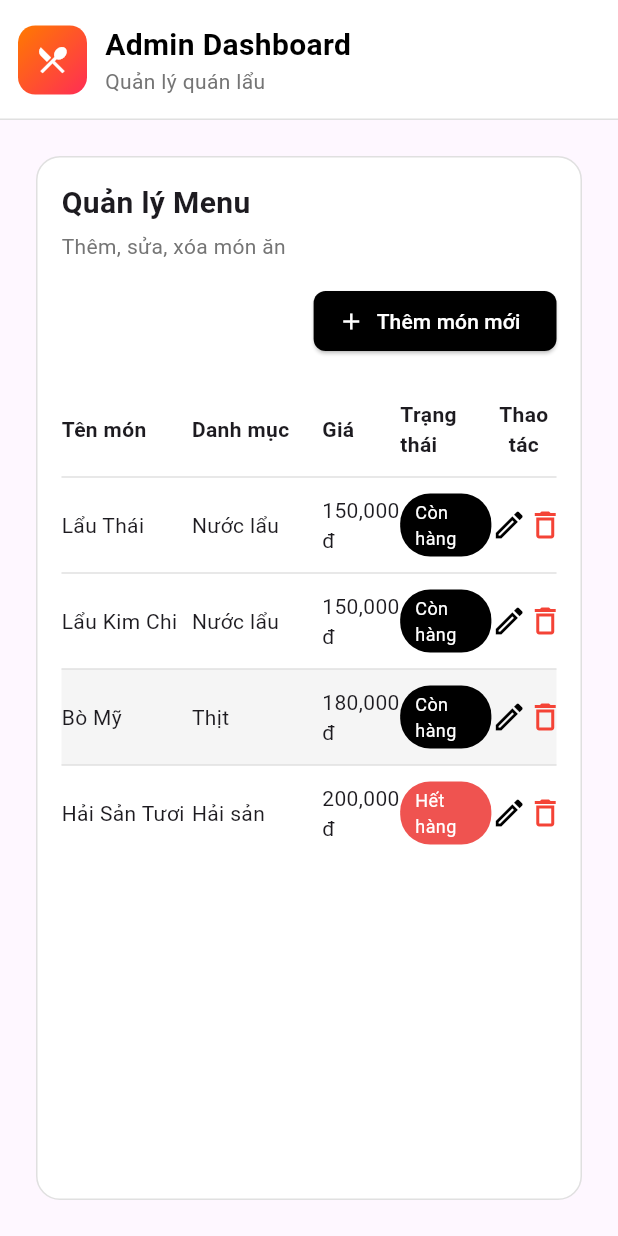
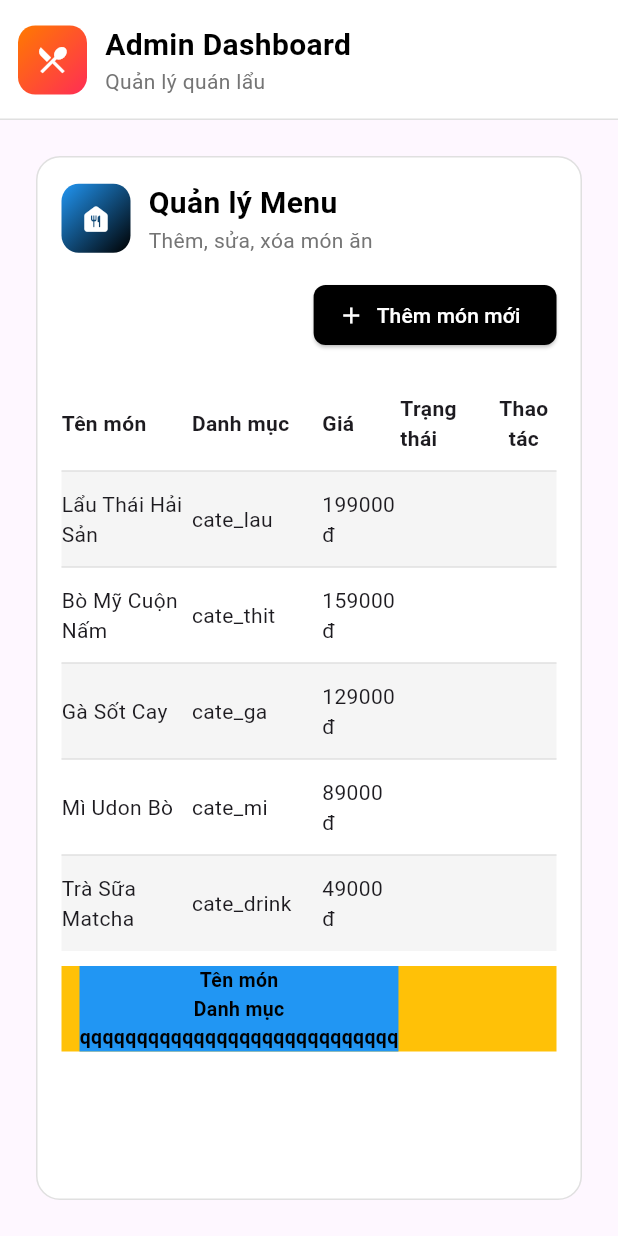
Before and after one commit to Comotcaiten/smart_hotpot_manager, a Flutter app: the screen it shows after launch, on a phone screen of 412 x 824 dp. Run offline on Flutter 3.47's test engine with Material 3 defaults, Android fonts, the phone set to English and light mode, and no system bars; our stand-ins replace firebase_core; accounts and stored records are empty.

Commit message:
Refactor product table UI and add reusable table widget
Reworked the admin product table to use sample product data and a new reusable BaseTable widget. Updated SectionHeaderIconLead and TitleAppBar to accept AppIcon directly. Improved AppIcon to support custom gradients. Added HeaderCellWidget and DataCellWidget for table cells. Deprecated old header and data row widgets in favor of new implementations.

```diff
--- a/lib/screens/admin_product_table.dart
+++ b/lib/screens/admin_product_table.dart
@@ -1,11 +1,27 @@
 // ignore_for_file: public_member_api_docs, sort_constructors_first
 import 'package:flutter/material.dart';
+import 'package:smart_hotpot_manager/models/product.dart';
+import 'package:smart_hotpot_manager/widgets/app_icon.dart';
+import 'package:smart_hotpot_manager/widgets/section.dart';
+import 'package:smart_hotpot_manager/widgets/table_widget.dart';
 
 class ProductTableUI extends StatelessWidget {
   const ProductTableUI({super.key});
 
   @override
   Widget build(BuildContext context) {
+    final productRows = sampleProducts.asMap().entries.map((entry) {
+      final i = entry.key;
+      final product = entry.value;
+      return productDataRow(
+        product.name,
+        product.categoryId,
+        '${product.price} đ',
+        !product.delete,
+        highlighted: i.isEven, // xen kẽ màu
+      );
+    }).toList();
+
     return Container(
       margin: const EdgeInsets.all(24),
       padding: const EdgeInsets.all(16),
@@ -17,14 +33,14 @@ class ProductTableUI extends StatelessWidget {
       child: Column(
         crossAxisAlignment: CrossAxisAlignment.start,
         children: [
-          const Text(
-            "Quản lý Menu",
-            style: TextStyle(fontSize: 20, fontWeight: FontWeight.bold),
+          SectionHeaderIconLead(
+            title: "Quản lý Menu",
+            subtitle: "Thêm, sửa, xóa món ăn",
+            icon: AppIcon(
+              size: 46,
+              icon: Icons.food_bank_rounded,
+              colors: [Colors.blue, Colors.black],
             ),
-          const SizedBox(height: 4),
-          Text(
-            "Thêm, sửa, xóa món ăn",
-            style: TextStyle(fontSize: 14, color: Colors.grey.shade600),
           ),
           const SizedBox(height: 16),
 
@@ -46,7 +62,7 @@ class ProductTableUI extends StatelessWidget {
 
           const SizedBox(height: 16),
 
-          Table(
+          BaseTable(
             columnWidths: const {
               0: FlexColumnWidth(2),
               1: FlexColumnWidth(2),
@@ -54,26 +70,14 @@ class ProductTableUI extends StatelessWidget {
               3: FlexColumnWidth(1.4),
               4: FlexColumnWidth(1),
             },
-            border: TableBorder(
-              horizontalInside: BorderSide(color: Colors.grey.shade300),
+            buildHeaderRow: _buildHeaderRow(),
+            buildDataRow: productRows,
           ),
-            defaultVerticalAlignment: TableCellVerticalAlignment.middle,
-            children: [
-              _buildHeaderRow(),
 
-              // Fake sample data
-              _buildDataRow("Lẩu Thái", "Nước lẩu", "150,000đ", true),
-              _buildDataRow("Lẩu Kim Chi", "Nước lẩu", "150,000đ", true),
-              _buildDataRow(
-                "Bò Mỹ",
-                "Thịt",
-                "180,000đ",
-                true,
-                highlighted: true,
-              ),
-              _buildDataRow("Hải Sản Tươi", "Hải sản", "200,000đ", false),
-            ],
-          ),
+          SizedBox(height: 10),
+
+          // use list sectionObjectAdmin when it ouput on moblie
+          SectionObjectAdmin(titles: ["Tên món", "Danh mục", "qqqqqqqqqqqqqqqqqqqqqqqqqqqq"]),
         ],
       ),
     );
@@ -82,32 +86,11 @@ class ProductTableUI extends StatelessWidget {
   TableRow _buildHeaderRow() {
     return const TableRow(
       children: [
-        _headerCell(text: "Tên món"),
-        _headerCell(text: "Danh mục"),
-        _headerCell(text: "Giá"),
-        _headerCell(text: "Trạng thái"),
-        _headerCell(text: "Thao tác", align: TextAlign.center),
-      ],
-    );
-  }
-
-  TableRow _buildDataRow(
-    String name,
-    String category,
-    String price,
-    bool inStock, {
-    bool highlighted = false,
-  }) {
-    return TableRow(
-      decoration: BoxDecoration(
-        color: highlighted ? Colors.grey.shade100 : Colors.transparent,
-      ),
-      children: [
-        _cell(name),
-        _cell(category),
-        _cell(price),
-        _badge(inStock),
-        _actions(),
+        HeaderCellWidget(content: "Tên món"),
+        HeaderCellWidget(content: "Danh mục"),
+        HeaderCellWidget(content: "Giá"),
+        HeaderCellWidget(content: "Trạng thái"),
+        HeaderCellWidget(content: "Thao tác", align: TextAlign.center),
       ],
     );
   }
@@ -115,63 +98,128 @@ class ProductTableUI extends StatelessWidget {
 
 // ---------------------------------------
 
-class _headerCell extends StatelessWidget {
-  const _headerCell({super.key, required this.text, this.align});
-  final String? text;
-  final TextAlign? align;
+// Widget _badge(bool inStock) {
+//   return Align(
+//     alignment: Alignment.centerLeft,
+//     child: Container(
+//       padding: const EdgeInsets.symmetric(horizontal: 10, vertical: 4),
+//       decoration: BoxDecoration(
+//         color: inStock ? Colors.black : Colors.red.shade400,
+//         borderRadius: BorderRadius.circular(20),
+//       ),
+//       child: Text(
+//         inStock ? "Còn hàng" : "Hết hàng",
+//         style: const TextStyle(color: Colors.white, fontSize: 12),
+//       ),
+//     ),
+//   );
+// }
+
+// Widget _actions() {
+//   return Container(
+//     // color: Colors.white,
+//     child: Row(
+//       mainAxisAlignment: MainAxisAlignment.spaceEvenly,
+//       children: [
+//         Icon(Icons.edit_outlined, color: Colors.black),
+//         Icon(Icons.delete_outline, color: Colors.red),
+//       ],
+//     ),
+//   );
+// }
+
+class SectionObjectAdmin extends StatelessWidget {
+  final List<String> titles;
+
+  const SectionObjectAdmin({super.key, required this.titles});
 
   @override
   Widget build(BuildContext context) {
-    return Padding(
-      padding: const EdgeInsets.symmetric(vertical: 12),
-      child: Text(
-        text ?? "",
-        style: const TextStyle(fontWeight: FontWeight.bold, fontSize: 14),
-        textAlign: align ?? TextAlign.left,
+    return Container(
+      color: Colors.amber,
+      child: Row(
+
+        children: [
+          //png
+          const SizedBox(width: 12),
+          Container(
+            color: Colors.blue,
+            child: Column(
+
+              children: [
+                for (int i = 0; i < titles.length; i++)
+                  Text(
+                    titles[i],
+                    textAlign: TextAlign.left,
+                    style: const TextStyle(
+                      fontSize: 13,
+                      fontWeight: FontWeight.bold,
+                      color: Colors.black,
+                    ),
+                  ),
+              ],
+            ),
+          ),
+        ],
       ),
     );
   }
 }
 
-class _cell extends StatelessWidget {
-  final String text;
-  const _cell(this.text);
-
-  @override
-  Widget build(BuildContext context) {
-    return Padding(
-      padding: const EdgeInsets.symmetric(vertical: 12),
-      child: Text(text, style: const TextStyle(fontSize: 14)),
-    );
-  }
-}
-
-Widget _badge(bool inStock) {
-  return Align(
-    alignment: Alignment.centerLeft,
-    child: Container(
-      padding: const EdgeInsets.symmetric(horizontal: 10, vertical: 4),
-      decoration: BoxDecoration(
-        color: inStock ? Colors.black : Colors.red.shade400,
-        borderRadius: BorderRadius.circular(20),
+final List<Product> sampleProducts = [
+  Product(
+    restaurantId: 'res001',
+    id: 'p001',
+    name: 'Lẩu Thái Hải Sản',
+    price: 199000,
+    categoryId: 'cate_lau',
+    delete: false,
+    imageUrl: 'https://example.com/images/lau-thai.jpg',
+    createAt: DateTime.now().subtract(const Duration(days: 10)),
+    updateAt: DateTime.now(),
   ),
-      child: Text(
-        inStock ? "Còn hàng" : "Hết hàng",
-        style: const TextStyle(color: Colors.white, fontSize: 12),
+  Product(
+    restaurantId: 'res001',
+    id: 'p002',
+    name: 'Bò Mỹ Cuộn Nấm',
+    price: 159000,
+    categoryId: 'cate_thit',
+    delete: false,
+    imageUrl: 'https://example.com/images/bo-cuon-nam.jpg',
+    createAt: DateTime.now().subtract(const Duration(days: 8)),
+    updateAt: DateTime.now(),
   ),
+  Product(
+    restaurantId: 'res001',
+    id: 'p003',
+    name: 'Gà Sốt Cay',
+    price: 129000,
+    categoryId: 'cate_ga',
+    delete: false,
+    imageUrl: 'https://example.com/images/ga-sot-cay.jpg',
+    createAt: DateTime.now().subtract(const Duration(days: 5)),
+    updateAt: DateTime.now(),
   ),
-  );
-}
-
-Widget _actions() {
-  return Container(
-    // color: Colors.white,
-    child: Row(
-      mainAxisAlignment: MainAxisAlignment.spaceEvenly,
-      children: [
-        Icon(Icons.edit_outlined, color: Colors.black),
-        Icon(Icons.delete_outline, color: Colors.red),
-      ],
+  Product(
+    restaurantId: 'res001',
+    id: 'p004',
+    name: 'Mì Udon Bò',
+    price: 89000,
+    categoryId: 'cate_mi',
+    delete: false,
+    imageUrl: 'https://example.com/images/mi-udon-bo.jpg',
+    createAt: DateTime.now().subtract(const Duration(days: 2)),
+    updateAt: DateTime.now(),
   ),
-  );
-}
+  Product(
+    restaurantId: 'res001',
+    id: 'p005',
+    name: 'Trà Sữa Matcha',
+    price: 49000,
+    categoryId: 'cate_drink',
+    delete: false,
+    imageUrl: 'https://example.com/images/tra-sua-matcha.jpg',
+    createAt: DateTime.now().subtract(const Duration(days: 1)),
+    updateAt: DateTime.now(),
+  ),
+];
--- a/lib/widgets/app_icon.dart
+++ b/lib/widgets/app_icon.dart
@@ -5,7 +5,12 @@ class AppIcon extends StatelessWidget {
 
   final IconData icon;
 
-  const AppIcon({super.key, this.size = 80, this.icon = Icons.restaurant_menu});
+ final List<Color>? colors;
+
+  const AppIcon({    super.key,
+    this.size = 80,
+    this.icon = Icons.restaurant_menu,
+    this.colors,});
 
   @override
   Widget build(BuildContext context) {
@@ -17,10 +22,10 @@ class AppIcon extends StatelessWidget {
       height: size,
       decoration: BoxDecoration(
         borderRadius: BorderRadius.circular(radius),
-        gradient: const LinearGradient(
+        gradient: LinearGradient(
           begin: Alignment.topLeft,
           end: Alignment.bottomRight,
-          colors: [
+          colors: colors ?? [
             Color(0xFFFF7A00),
             Color(0xFFFF2D55),
           ],
--- a/lib/widgets/section.dart
+++ b/lib/widgets/section.dart
@@ -1,19 +1,20 @@
 // section.dart
 import 'package:flutter/material.dart';
+import 'package:smart_hotpot_manager/widgets/app_icon.dart';
 
 class SectionHeaderIconLead extends StatelessWidget {
   final String title;
   final String subtitle;
   final double iconSize;
 
-  final Widget? child;
+  final AppIcon? icon;
 
   const SectionHeaderIconLead({
     super.key,
     required this.title,
     required this.subtitle,
     this.iconSize = 40,
-    this.child,
+    this.icon,
   });
 
   @override
@@ -21,7 +22,7 @@ class SectionHeaderIconLead extends StatelessWidget {
     return Row(
       crossAxisAlignment: CrossAxisAlignment.center,
       children: [
-        child ?? const SizedBox(width: 1),
+        icon ?? const SizedBox(width: 1),
         const SizedBox(width: 12),
         Column(
           mainAxisAlignment: MainAxisAlignment.center,
--- a/lib/widgets/table_widget.dart
+++ b/lib/widgets/table_widget.dart
@@ -0,0 +1,86 @@
+import 'package:flutter/material.dart';
+
+class BaseTable extends StatelessWidget {
+  const BaseTable({
+    super.key,
+    required this.columnWidths,
+    required this.buildHeaderRow,
+    required this.buildDataRow,
+  });
+
+  final TableRow buildHeaderRow;
+
+  final List<TableRow> buildDataRow;
+
+  final Map<int, TableColumnWidth>? columnWidths;
+
+  @override
+  Widget build(BuildContext context) {
+    return Table(
+      border: TableBorder(
+        horizontalInside: BorderSide(color: Colors.grey.shade300),
+      ),
+      columnWidths: columnWidths,
+      defaultVerticalAlignment: TableCellVerticalAlignment.middle,
+
+      children: <TableRow>[
+        buildHeaderRow,
+        for (int i = 0; i < buildDataRow.length; i++) buildDataRow[i],
+      ],
+    );
+  }
+}
+
+class HeaderCellWidget extends StatelessWidget {
+  final String? content;
+  final TextAlign? align;
+
+  const HeaderCellWidget({super.key, required this.content, this.align});
+
+  @override
+  Widget build(BuildContext context) {
+    return Padding(
+      padding: const EdgeInsets.symmetric(vertical: 12),
+      child: Text(
+        content ?? "",
+        textAlign: align ?? TextAlign.left,
+        style: const TextStyle(fontWeight: FontWeight.bold, fontSize: 14),
+      ),
+    );
+  }
+}
+
+class DataCellWidget extends StatelessWidget {
+  const DataCellWidget({super.key, this.content});
+
+  final String? content;
+
+  @override
+  Widget build(BuildContext context) {
+    return Padding(
+      padding: const EdgeInsets.symmetric(vertical: 12),
+      child: Text(content ?? "", style: const TextStyle(fontSize: 14)),
+    );
+  }
+}
+
+TableRow productDataRow(
+  String name,
+  String category,
+  String price,
+  bool inStock, {
+  bool highlighted = false,
+}) {
+  return TableRow(
+    decoration: BoxDecoration(
+      color: highlighted ? Colors.grey.shade100 : Colors.transparent,
+    ),
+    children: [
+      DataCellWidget(content: name),
+      DataCellWidget(content: category),
+      DataCellWidget(content: price),
+      DataCellWidget(),
+      DataCellWidget(),
+    ],
+  );
+}
--- a/lib/widgets/title_app_bar.dart
+++ b/lib/widgets/title_app_bar.dart
@@ -5,7 +5,7 @@ import 'package:smart_hotpot_manager/widgets/section.dart';
 class TitleAppBar extends StatelessWidget implements PreferredSizeWidget {
   final String title;
   final String subtitle;
-  final Widget? icon; // icon tuỳ biến
+  final AppIcon? icon; // icon tuỳ biến
 
   const TitleAppBar({
     super.key,
@@ -33,7 +33,7 @@ class TitleAppBar extends StatelessWidget implements PreferredSizeWidget {
                   child: SectionHeaderIconLead(
                     title: title,
                     subtitle: subtitle,
-                    child: icon ?? const AppIcon(size: 46),
+                    icon: icon ?? const AppIcon(size: 46),
                   ),
                 ),
               ),
```
Lines whose indentation alone changed are shown as unchanged.
